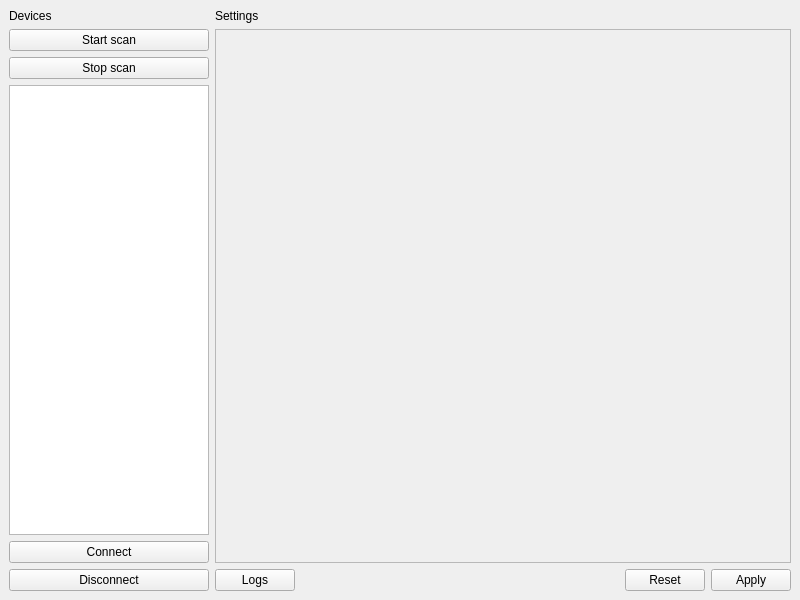
Old version of the form mainwindow.ui in the repository niko-j/movesense-offline-configurator.
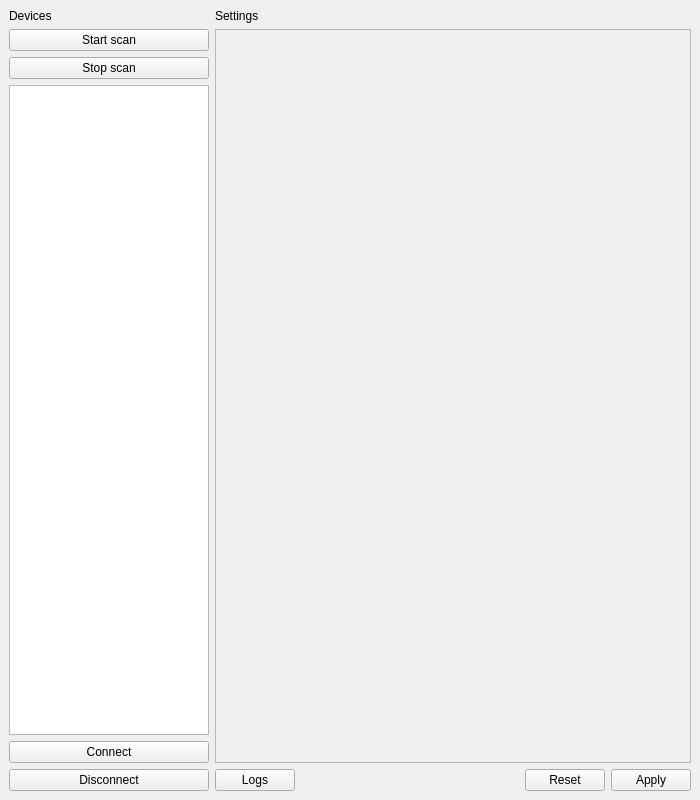
New version of the form.

Commit message: UI fixes and R-to-R support

```diff
--- a/mainwindow.ui
+++ b/mainwindow.ui
@@ -6,8 +6,8 @@
    <rect>
     <x>0</x>
     <y>0</y>
-    <width>800</width>
-    <height>600</height>
+    <width>700</width>
+    <height>800</height>
    </rect>
   </property>
   <property name="windowTitle">
@@ -91,8 +91,8 @@
             <rect>
              <x>0</x>
              <y>0</y>
-             <width>378</width>
-             <height>504</height>
+             <width>328</width>
+             <height>704</height>
             </rect>
            </property>
            <property name="sizePolicy">
```
The commit also changes 3 other files.
